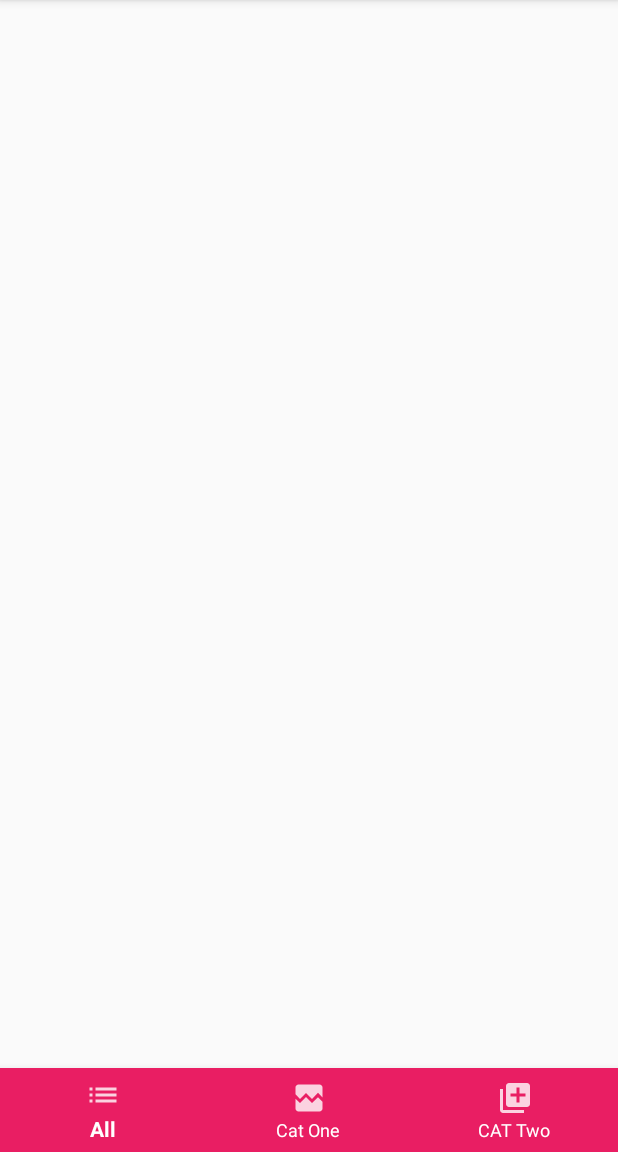
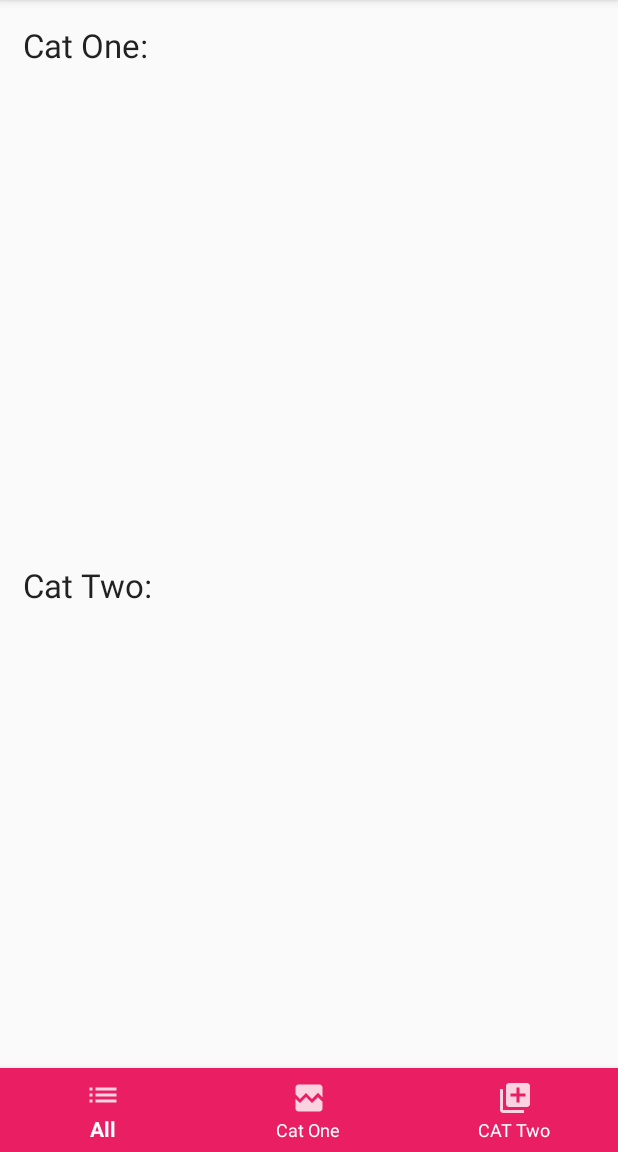
Before and after one commit to chibaba/Ned-stores, an Android app: the screen it shows after launch (MainActivity), on a phone screen of 412 x 824 dp, the part 84-1236 px from its top. Run offline under Robolectric (Android 15) with nearby library versions, the phone set to English and light mode, and no system bars.

Commit message:
adding recycler view

```diff
--- a/app/src/main/java/com/example/nedtechnologies/AllFragment.java
+++ b/app/src/main/java/com/example/nedtechnologies/AllFragment.java
@@ -3,18 +3,21 @@ package com.example.nedtechnologies;
 import android.os.Bundle;
 
 import androidx.fragment.app.Fragment;
+import androidx.recyclerview.widget.LinearLayoutManager;
+import androidx.recyclerview.widget.RecyclerView;
 
 import android.view.LayoutInflater;
 import android.view.View;
 import android.view.ViewGroup;
+import android.widget.LinearLayout;
 
 /**
  * A simple {@link Fragment} subclass.
- * Use the {@link AllFragment#newInstance} factory method to
  * create an instance of this fragment.
  */
 public class AllFragment extends Fragment {
 
+    private RecyclerView allRecycler;
 
 
 
@@ -23,6 +26,14 @@ public class AllFragment extends Fragment {
                              Bundle savedInstanceState) {
         View myview = inflater.inflate(R.layout.fragment_all, container, false);
 
+        allRecycler = myview.findViewById(R.id.recycler_all);
+
+        LinearLayoutManager layoutManager = new LinearLayoutManager(getActivity(), LinearLayoutManager.HORIZONTAL, false);
+        layoutManager.setReverseLayout(true);
+        layoutManager.setStackFromEnd(true);
+        allRecycler.setHasFixedSize(true);
+        allRecycler.setLayoutManager(layoutManager);
+
         return  myview;
     }
 }
--- a/app/src/main/res/layout/fragment_all.xml
+++ b/app/src/main/res/layout/fragment_all.xml
@@ -6,14 +6,33 @@
     android:layout_height="match_parent"
     tools:context=".AllFragment">
 
+    <TextView
+        android:layout_width="match_parent"
+        android:layout_height="wrap_content"
+        android:text="Cat One:"
+        android:layout_margin="10dp"
+        android:padding="5dp"
+        android:textAppearance="?android:textAppearanceLarge"
+        />
+
     <androidx.recyclerview.widget.RecyclerView
         android:layout_width="match_parent"
         android:id="@+id/recycler_all"
-        android:layout_height="match_parent" >
+        android:layout_height="300dp" >
 
     </androidx.recyclerview.widget.RecyclerView>
 
-    <!-- TODO: Update blank fragment layout -->
+    <TextView
+        android:layout_width="match_parent"
+        android:layout_height="wrap_content"
+        android:layout_margin="5dp"
+        android:padding="10dp"
+        android:text="Cat Two:"
+        android:textAppearance="?android:textAppearanceLarge"
+        />
+
+
+
 
 
 </LinearLayout>
```
